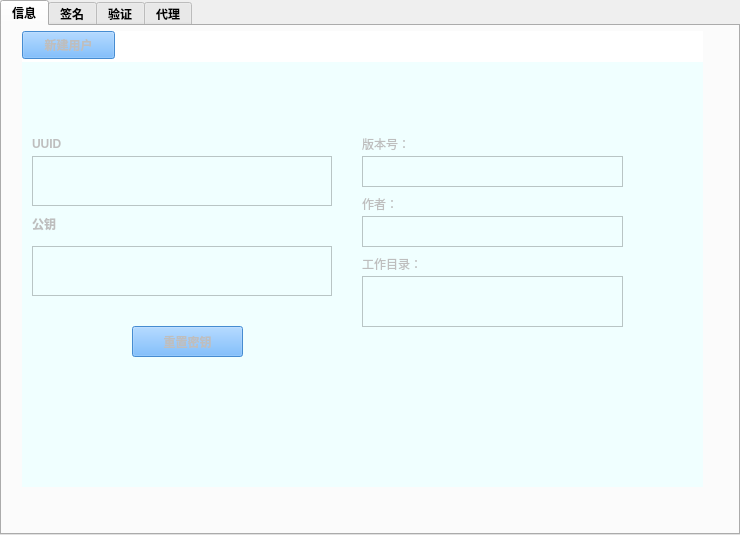
Qt form qtUI/Proxy.ui (Hazel-svg/ProxySinature) before a commit.
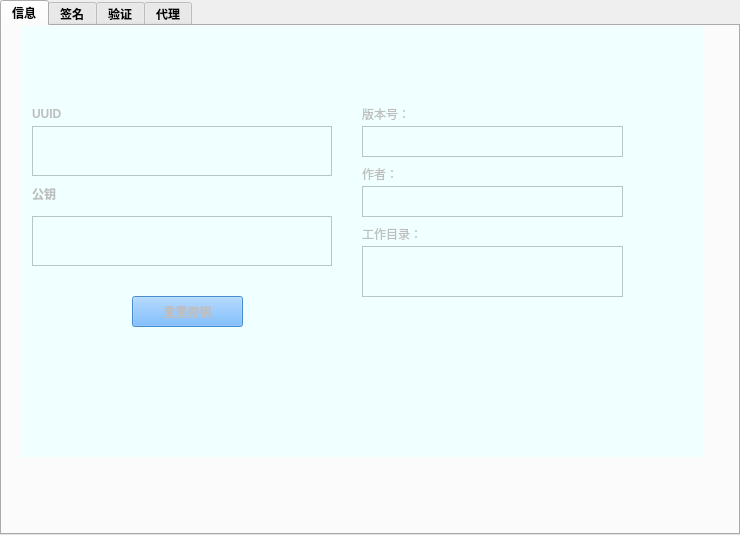
The same form after that commit. The open tabs and pages were chosen to show the change. Icons and pictures are not drawn.

```diff
--- a/qtUI/Proxy.ui
+++ b/qtUI/Proxy.ui
@@ -52,7 +52,7 @@
     <property name="geometry">
      <rect>
       <x>20</x>
-      <y>30</y>
+      <y>0</y>
       <width>331</width>
       <height>431</height>
      </rect>
@@ -145,7 +145,7 @@
     <property name="geometry">
      <rect>
       <x>350</x>
-      <y>30</y>
+      <y>0</y>
       <width>351</width>
       <height>431</height>
      </rect>
@@ -223,41 +223,6 @@
      </property>
     </widget>
    </widget>
-   <widget class="QWidget" name="widget_top_info" native="true">
-    <property name="geometry">
-     <rect>
-      <x>20</x>
-      <y>5</y>
-      <width>681</width>
-      <height>31</height>
-     </rect>
-    </property>
-    <property name="styleSheet">
-     <string notr="true">background-color: rgb(255, 255, 255);</string>
-    </property>
-    <widget class="QPushButton" name="btn_createUser">
-     <property name="geometry">
-      <rect>
-       <x>0</x>
-       <y>0</y>
-       <width>93</width>
-       <height>28</height>
-      </rect>
-     </property>
-     <property name="font">
-      <font>
-       <weight>75</weight>
-       <bold>true</bold>
-      </font>
-     </property>
-     <property name="styleSheet">
-      <string notr="true">background-color: rgb(85, 170, 255);</string>
-     </property>
-     <property name="text">
-      <string>新建用户</string>
-     </property>
-    </widget>
-   </widget>
   </widget>
   <widget class="QWidget" name="signature">
    <attribute name="icon">
```
Left out of the diff: 28 changed lines with no effect on the pictures.
